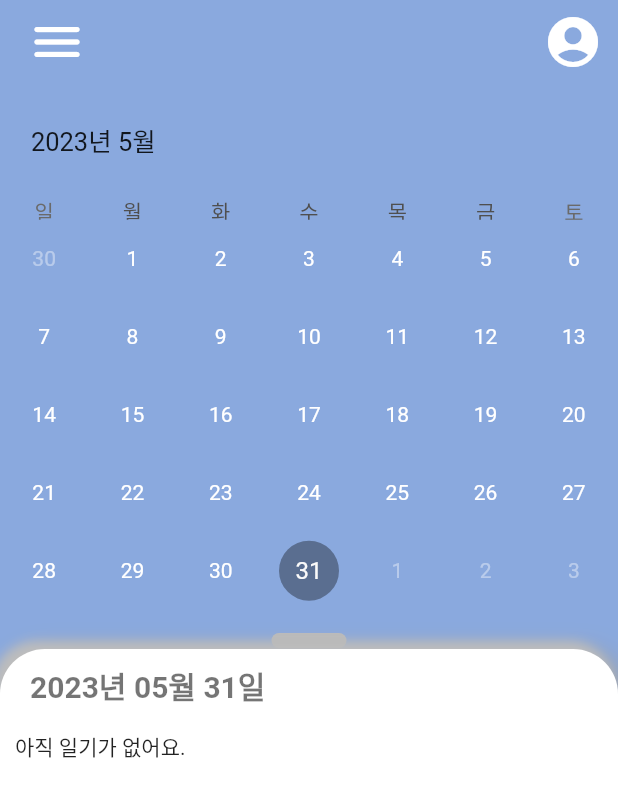
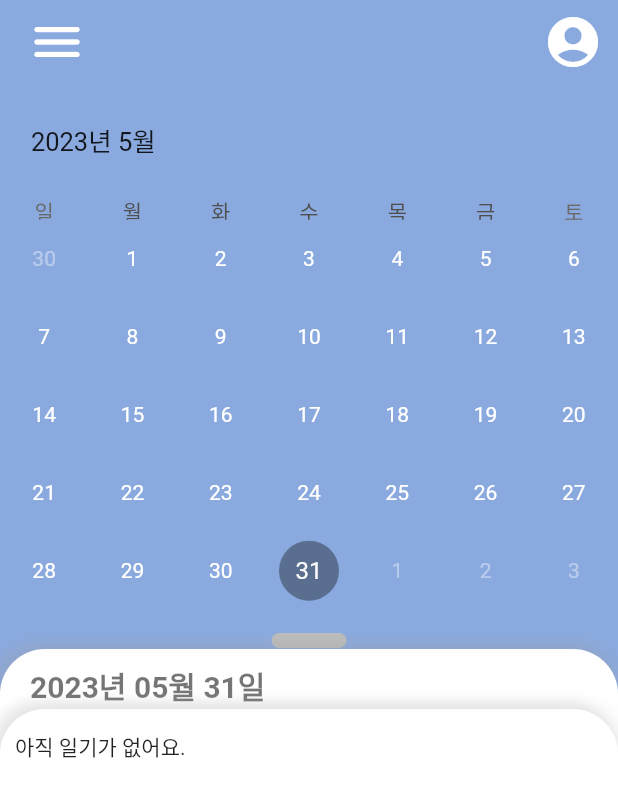
Before and after one commit to DBLabProj/sumpyo, a Flutter app: the HomeScreen screen opened directly, on a phone screen of 412 x 824 dp. Shown: the top 797 px of the screen. Run offline on Flutter 3.47's test engine with Material 2 defaults, Android fonts, the light colour scheme and no system bars; drawn by our look-alikes of flutter_card_swiper, table_calendar; our stand-ins replace awesome_bottom_bar, flutter_local_notifications, flutter_secure_storage, fluttertoast, syncfusion_flutter_charts; missing offline and left inert: multi_masked_formatter, syncfusion_flutter_core; accounts and stored records are empty; generated files the repository leaves out were written again; network calls fail.

Commit message:
🔧 code optimization

```diff
--- a/lib/screens/analysis_screen.dart
+++ b/lib/screens/analysis_screen.dart
@@ -50,6 +50,7 @@ class _AnalysisScreenState extends State<AnalysisScreen> {
       body: SafeArea(
         key: contentKey,
         child: SingleChildScrollView(
+          physics: const ClampingScrollPhysics(),
           child: Column(
             mainAxisAlignment: MainAxisAlignment.spaceBetween,
             crossAxisAlignment: CrossAxisAlignment.start,
--- a/lib/screens/home_screen.dart
+++ b/lib/screens/home_screen.dart
@@ -1,6 +1,5 @@
 import 'dart:convert';
 
-import 'package:awesome_bottom_bar/awesome_bottom_bar.dart';
 import 'package:flutter/material.dart';
 import 'package:flutter_card_swiper/flutter_card_swiper.dart';
 import 'package:flutter_secure_storage/flutter_secure_storage.dart';
@@ -9,10 +8,6 @@ import 'package:intl/intl.dart';
 import 'package:sumpyo/apis/api.dart';
 import 'package:http/http.dart' as http;
 import 'package:sumpyo/models/diary.dart';
-import 'package:sumpyo/notification.dart';
-import 'package:sumpyo/screens/write_diary_screen.dart';
-import 'package:sumpyo/screens/mypage_screen.dart';
-import 'package:sumpyo/screens/notice_screen.dart';
 import 'package:syncfusion_flutter_charts/charts.dart';
 import 'package:syncfusion_flutter_core/src/slider_controller.dart';
 import 'package:table_calendar/table_calendar.dart';
@@ -35,7 +30,7 @@ class _HomeScreenState extends State<HomeScreen> {
   static const storage = FlutterSecureStorage();
   @override
   void initState() {
-    FlutterNotification.showNotification();
+    // FlutterNotification.showNotification();
     super.initState();
     WidgetsBinding.instance.addPostFrameCallback((timeStamp) async {
       await _asyncMethod();
@@ -67,15 +62,12 @@ class _HomeScreenState extends State<HomeScreen> {
       if (resDiary['result'] == 'Success') {
         Fluttertoast.showToast(msg: '성공적으로 불러왔습니다.');
         final List<dynamic> diarys = resDiary['diarys'];
-        print(diarys);
         for (var diary in diarys) {
           final instance = Diary.fromJson(diary);
           String diaryDate =
               DateFormat('yyyy-MM-dd').format(instance.diary_date);
-          print(instance.diary_content);
           diaryInstance.addAll({diaryDate: instance});
         }
-        print(diaryInstance);
         return diaryInstance;
       } else {
         Fluttertoast.showToast(msg: '불러오는중 오류가 발생했습니다.');
@@ -118,6 +110,7 @@ class _HomeScreenState extends State<HomeScreen> {
                 }
               });
             },
+            // 당기기? 바
             child: SizedBox(
               height: MediaQuery.of(context).size.height * 0.05,
               width: MediaQuery.of(context).size.width,
@@ -162,15 +155,6 @@ class _HomeScreenState extends State<HomeScreen> {
     );
   }
 }
-
-// -----------------------------------하단 바-----------------------------------
-const List<TabItem> items = [
-  TabItem(icon: Icons.calendar_month_outlined),
-  TabItem(icon: Icons.notifications_none_outlined),
-  TabItem(icon: Icons.circle),
-  TabItem(icon: Icons.bar_chart_rounded),
-  TabItem(icon: Icons.supervised_user_circle),
-];
 
 // -----------------------------------상단 바------------------------------------
 class topAppBar extends StatelessWidget implements PreferredSizeWidget {
@@ -364,15 +348,31 @@ class diaryPanel extends StatelessWidget {
   Widget build(BuildContext context) {
     return Container(
       // height: MediaQuery.of(context).size.height.,
-      decoration: const BoxDecoration(
-          color: Colors.white,
-          borderRadius: BorderRadius.vertical(top: Radius.circular(30))),
+
+      decoration: BoxDecoration(
+        color: Colors.white,
+        borderRadius: const BorderRadius.vertical(top: Radius.circular(30)),
+        boxShadow: [
+          BoxShadow(
+            color: Colors.grey.withOpacity(0.2),
+            offset: const Offset(4.0, 4.0),
+            blurRadius: 15.0,
+            spreadRadius: 1.0,
+          ),
+          BoxShadow(
+            color: Colors.grey.withOpacity(0.2),
+            offset: const Offset(-4.0, -4.0),
+            blurRadius: 5.0,
+            spreadRadius: 1.0,
+          )
+        ],
+      ),
       padding: EdgeInsets.fromLTRB(
           10,
           MediaQuery.of(context).size.width * 0.035,
           MediaQuery.of(context).size.width * 0.035,
           0),
-      child: makeContainer(diarys, calendarDate),
+      child: makeContainer(diarys[calendarDate]),
     );
   }
 }
@@ -394,27 +394,10 @@ class diaryAlysisChart extends StatefulWidget {
 
 class _diaryAlysisChartState extends State<diaryAlysisChart> {
   List<String> formatValues = ['오늘', '어제', '그제'];
-  List<emotionData> todayData = [
-    emotionData('기쁨', 0),
-    emotionData('분노', 0),
-    emotionData('슬픔', 0),
-    emotionData('당황', 0),
-    emotionData('역겨움', 0)
-  ];
-  List<emotionData> yesterdayData = [
-    emotionData('기쁨', 0),
-    emotionData('분노', 0),
-    emotionData('슬픔', 0),
-    emotionData('당황', 0),
-    emotionData('역겨움', 0)
-  ];
-  List<emotionData> beforeYesterdayData = [
-    emotionData('기쁨', 0),
-    emotionData('분노', 0),
-    emotionData('슬픔', 0),
-    emotionData('당황', 0),
-    emotionData('역겨움', 0)
-  ];
+  late List<emotionData> todayData;
+  late List<emotionData> yesterdayData;
+  late List<emotionData> beforeYesterdayData;
+
   Diary todayDiary = Diary(0, '', '', '', DateTime.now(), '', 0, 0, 0, 0, 0);
   String yesterdayDate = '';
   String beforeYesterdayDate = '';
@@ -423,17 +406,6 @@ class _diaryAlysisChartState extends State<diaryAlysisChart> {
   late SelectionBehavior _beforeYesterDaySelection;
   int isSelected = 0;
 
-  changeSelected(int index) {
-    setState(() {
-      isSelected = index;
-    });
-    var tempDate = DateFormat('yyyy-MM-dd').parse(widget.selectedDate);
-    yesterdayDate =
-        DateFormat('yyyy-MM-dd').format(tempDate.add(const Duration(days: -1)));
-    beforeYesterdayDate =
-        DateFormat('yyyy-MM-dd').format(tempDate.add(const Duration(days: -2)));
-  }
-
   @override
   void initState() {
     var tempDate = DateFormat('yyyy-MM-dd').parse(widget.selectedDate);
@@ -441,102 +413,92 @@ class _diaryAlysisChartState extends State<diaryAlysisChart> {
         DateFormat('yyyy-MM-dd').format(tempDate.add(const Duration(days: -1)));
     beforeYesterdayDate =
         DateFormat('yyyy-MM-dd').format(tempDate.add(const Duration(days: -2)));
-    _toDaySelection = SelectionBehavior(
+    _toDaySelection = selectionBehaviorInit();
+    _yesterDaySelection = selectionBehaviorInit();
+    _beforeYesterDaySelection = selectionBehaviorInit();
+    todayData = dailyDateInit();
+    yesterdayData = dailyDateInit();
+    beforeYesterdayData = dailyDateInit();
+    super.initState();
+  }
+
+  changeSelected(int index) {
+    setState(() {
+      isSelected = index;
+      var tempDate = DateFormat('yyyy-MM-dd').parse(widget.selectedDate);
+      yesterdayDate = DateFormat('yyyy-MM-dd')
+          .format(tempDate.add(const Duration(days: -1)));
+      beforeYesterdayDate = DateFormat('yyyy-MM-dd')
+          .format(tempDate.add(const Duration(days: -2)));
+    });
+  }
+
+  List<emotionData> dailyDateInit() {
+    return [
+      emotionData('기쁨', 0),
+      emotionData('분노', 0),
+      emotionData('슬픔', 0),
+      emotionData('당황', 0),
+      emotionData('역겨움', 0)
+    ];
+  }
+
+  SelectionBehavior selectionBehaviorInit() {
+    return SelectionBehavior(
       enable: true,
       toggleSelection: true,
       unselectedOpacity: 0.3,
       selectionController: RangeController(start: 0, end: 4),
     );
-    _yesterDaySelection = SelectionBehavior(
-      enable: true,
-      toggleSelection: true,
-      unselectedOpacity: 0.3,
-      selectionController: RangeController(start: 0, end: 4),
-    );
-    _beforeYesterDaySelection = SelectionBehavior(
-      enable: true,
-      toggleSelection: true,
-      unselectedOpacity: 0.3,
-      selectionController: RangeController(start: 0, end: 4),
-    );
-    super.initState();
+  }
+
+  List<emotionData> getEmotionData(Diary targetDiary) {
+    return [
+      emotionData('기쁨', targetDiary.diary_happiness.toDouble()),
+      emotionData('분노', targetDiary.diary_anger.toDouble()),
+      emotionData('슬픔', targetDiary.diary_sadness.toDouble()),
+      emotionData('당황', targetDiary.diary_embarrassment.toDouble()),
+      emotionData('역겨움', targetDiary.diary_disgust.toDouble())
+    ];
   }
 
   @override
   Widget build(BuildContext context) {
     if (widget.diarys.containsKey(widget.selectedDate)) {
       todayDiary = widget.diarys[widget.selectedDate] as Diary;
-      todayData = [
-        emotionData('기쁨', todayDiary.diary_happiness.toDouble()),
-        emotionData('분노', todayDiary.diary_anger.toDouble()),
-        emotionData('슬픔', todayDiary.diary_sadness.toDouble()),
-        emotionData('당황', todayDiary.diary_embarrassment.toDouble()),
-        emotionData('역겨움', todayDiary.diary_disgust.toDouble())
-      ];
+      todayData = getEmotionData(todayDiary);
     }
     if (widget.diarys.containsKey(yesterdayDate)) {
       Diary yesterdayDiary = widget.diarys[yesterdayDate] as Diary;
-      yesterdayData = [
-        emotionData('기쁨', yesterdayDiary.diary_happiness.toDouble()),
-        emotionData('분노', yesterdayDiary.diary_anger.toDouble()),
-        emotionData('슬픔', yesterdayDiary.diary_sadness.toDouble()),
-        emotionData('당황', yesterdayDiary.diary_embarrassment.toDouble()),
-        emotionData('역겨움', yesterdayDiary.diary_disgust.toDouble())
-      ];
+      yesterdayData = getEmotionData(yesterdayDiary);
     }
     if (widget.diarys.containsKey(beforeYesterdayDate)) {
       Diary beforeYesterdayDiary = widget.diarys[beforeYesterdayDate] as Diary;
-      beforeYesterdayData = [
-        emotionData('기쁨', beforeYesterdayDiary.diary_happiness.toDouble()),
-        emotionData('분노', beforeYesterdayDiary.diary_anger.toDouble()),
-        emotionData('슬픔', beforeYesterdayDiary.diary_sadness.toDouble()),
-        emotionData('당황', beforeYesterdayDiary.diary_embarrassment.toDouble()),
-        emotionData('역겨움', beforeYesterdayDiary.diary_disgust.toDouble())
-      ];
+      beforeYesterdayData = getEmotionData(beforeYesterdayDiary);
     }
-    var todayColumn = ColumnSeries(
-      selectionBehavior: _toDaySelection,
-      color: const Color(0xFFC8E9F3),
-      borderRadius: const BorderRadius.vertical(top: Radius.circular(15)),
-      dataSource: todayData,
-      xValueMapper: (emotionData eData, _) => eData.labledEmotion,
-      yValueMapper: (emotionData eData, _) => eData.frequency,
-    );
-
-    var yesterDayColumn = ColumnSeries(
-      selectionBehavior: _yesterDaySelection,
-      color: const Color(0xFFF6D7E2),
-      borderRadius: const BorderRadius.vertical(top: Radius.circular(15)),
-      dataSource: yesterdayData,
-      xValueMapper: (emotionData eData, _) => eData.labledEmotion,
-      yValueMapper: (emotionData eData, _) => eData.frequency,
-    );
-    var beforeYesterDayColumn = ColumnSeries(
-      selectionBehavior: _beforeYesterDaySelection,
-      color: const Color.fromARGB(255, 37, 221, 141),
-      borderRadius: const BorderRadius.vertical(top: Radius.circular(15)),
-      dataSource: beforeYesterdayData,
-      xValueMapper: (emotionData eData, _) => eData.labledEmotion,
-      yValueMapper: (emotionData eData, _) => eData.frequency,
-    );
+    var todayColumn =
+        makeColumn(_toDaySelection, const Color(0xFFC8E9F3), todayData);
+    var yesterDayColumn =
+        makeColumn(_yesterDaySelection, const Color(0xFFF6D7E2), yesterdayData);
+    var beforeYesterDayColumn = makeColumn(_beforeYesterDaySelection,
+        const Color.fromARGB(255, 37, 221, 141), beforeYesterdayData);
 
     return Container(
       padding: const EdgeInsets.fromLTRB(10, 10, 10, 0),
       decoration: BoxDecoration(
-        // color: Colors.cyan.shade400,
         color: Colors.white,
         borderRadius: const BorderRadius.vertical(
           top: Radius.circular(30),
         ),
         boxShadow: [
-          const BoxShadow(
-            color: Colors.grey,
-            offset: Offset(4.0, 4.0),
+          BoxShadow(
+            color: Colors.grey.withOpacity(0.2),
+            offset: const Offset(4.0, 4.0),
             blurRadius: 15.0,
             spreadRadius: 1.0,
           ),
           BoxShadow(
-            color: Colors.grey.shade400,
+            color: Colors.grey.withOpacity(0.2),
             offset: const Offset(-4.0, -4.0),
             blurRadius: 5.0,
             spreadRadius: 1.0,
@@ -607,7 +569,6 @@ class _diaryAlysisChartState extends State<diaryAlysisChart> {
                     ],
                   ),
                   SfCartesianChart(
-                    // selectionGesture: ActivationMode.singleTap,
                     // 차트 테두리 두께
                     plotAreaBorderWidth: 0,
                     primaryXAxis: CategoryAxis(
@@ -679,6 +640,18 @@ class _diaryAlysisChartState extends State<diaryAlysisChart> {
           ],
         ),
       ),
+    );
+  }
+
+  ColumnSeries<emotionData, String> makeColumn(
+      SelectionBehavior selection, Color graphColor, List<emotionData> data) {
+    return ColumnSeries(
+      selectionBehavior: selection,
+      color: graphColor,
+      borderRadius: const BorderRadius.vertical(top: Radius.circular(15)),
+      dataSource: data,
+      xValueMapper: (emotionData eData, _) => eData.labledEmotion,
+      yValueMapper: (emotionData eData, _) => eData.frequency,
     );
   }
 }
@@ -796,76 +769,28 @@ class _formatSelectorState extends State<formatSelector> {
   }
 }
 
-Widget makeContainer(Map<String, Diary> diarys, String calendarDate) {
-  if (diarys.containsKey(calendarDate)) {
-    Diary containerDiary = diarys[calendarDate] as Diary;
+Widget makeContainer(Diary? diary) {
+  if (diary != null) {
     return Column(
-      // mainAxisAlignment: MainAxisAlignment.start,
       crossAxisAlignment: CrossAxisAlignment.start,
       children: [
         // 일기 일자
-        Text(DateFormat('yyyy년 MM월 dd일').format(containerDiary.diary_date)),
+        Text(DateFormat('yyyy년 MM월 dd일').format(diary.diary_date)),
         const SizedBox(
           height: 20,
         ),
         // 일기 제목
-        Text(containerDiary.diary_title),
+        Text(diary.diary_title),
         const SizedBox(
           height: 20,
         ),
         // 일기 내용
-        Text(containerDiary.diary_content),
+        Text(diary.diary_content),
       ],
     );
-  }
-  return Container(
-    child: const Text('아직 일기가 없어요.'),
-  );
-}
-
-class bottomNavi extends StatefulWidget {
-  const bottomNavi({super.key});
-
-  @override
-  State<bottomNavi> createState() => _bottomNaviState();
-}
-
-class _bottomNaviState extends State<bottomNavi> {
-  final screens = [
-    //이게 하나하나의 화면이되고, Text등을 사용하거나, dart파일에 있는 class를 넣는다.
-    const HomeScreen(),
-    const noticeScreen(),
-    const writeDiaryScreen(),
-    const noticeScreen(),
-    const myPage(),
-  ];
-  int visit = 0;
-  double height = 30;
-  Color bgColor = Colors.white;
-  Color color2 = Colors.black;
-  @override
-  Widget build(BuildContext context) {
-    Color colorSelect = Theme.of(context).primaryColor;
-    return SizedBox(
-      height: 80,
-      child: BottomBarCreative(
-        backgroundColor: bgColor,
-        items: items,
-        color: color2,
-        colorSelected: colorSelect,
-        indexSelected: visit,
-        // styleDivider: StyleDivider.bottom,
-        isFloating: true,
-        highlightStyle: const HighlightStyle(
-          elevation: 2,
-          sizeLarge: true,
-        ),
-        onTap: (index) => setState(
-          () {
-            visit = index;
-          },
-        ),
-      ),
+  } else {
+    return Container(
+      child: const Text('아직 일기가 없어요.'),
     );
   }
 }
--- a/lib/screens/write_diary_screen.dart
+++ b/lib/screens/write_diary_screen.dart
@@ -160,6 +160,7 @@ class _writeDiaryScreenState extends State<writeDiaryScreen> {
       ),
       body: SafeArea(
         child: SingleChildScrollView(
+          physics: const ClampingScrollPhysics(),
           child: Container(
             constraints: BoxConstraints(maxHeight: safeareaHeight),
             child: Column(
```
Also changed, not shown: lib/main.dart (+5 -8 lines), lib/screens/notice_screen.dart (+20 -13 lines), lib/screens/statistics_screen.dart (deleted, +0 -15 lines).
